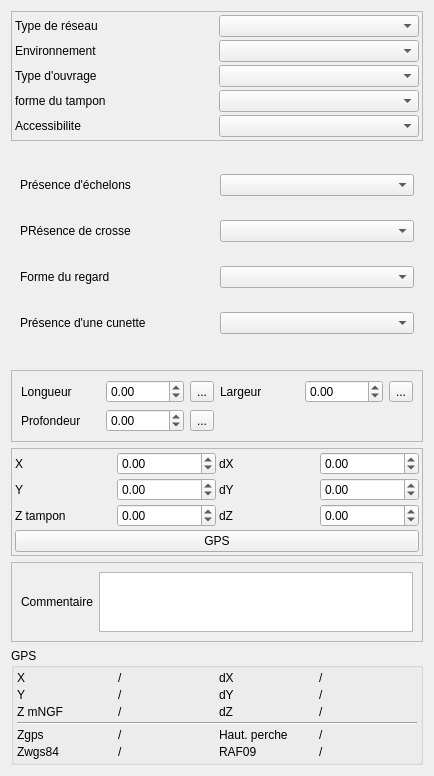
The window that Lamia/toolprepro/base2_assainissement/lamiabaseassainissement_noeud_tool_ui.ui (Artelia/Lamia) describes before a commit, drawn with Qt 5.
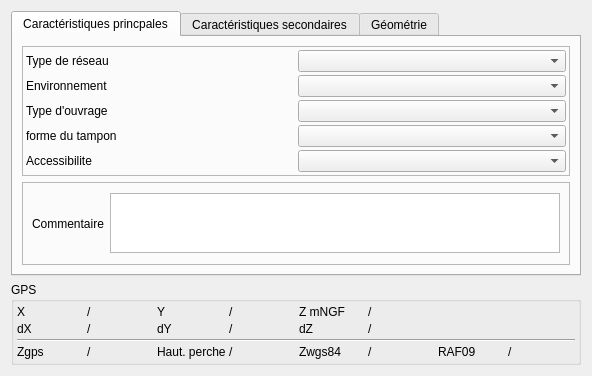
The same window after the commit. The open tabs and pages were chosen to show the change.

Patch:
```diff
--- a/Lamia/toolprepro/base2_assainissement/lamiabaseassainissement_noeud_tool_ui.ui
+++ b/Lamia/toolprepro/base2_assainissement/lamiabaseassainissement_noeud_tool_ui.ui
@@ -6,8 +6,8 @@
    <rect>
     <x>0</x>
     <y>0</y>
-    <width>434</width>
-    <height>729</height>
+    <width>592</width>
+    <height>353</height>
    </rect>
   </property>
   <property name="windowTitle">
@@ -15,6 +15,16 @@
   </property>
   <layout class="QVBoxLayout" name="verticalLayout">
    <item>
+    <widget class="QTabWidget" name="tabWidget_2">
+     <property name="currentIndex">
+      <number>0</number>
+     </property>
+     <widget class="QWidget" name="tab_6">
+      <attribute name="title">
+       <string>Caractéristiques princpales</string>
+      </attribute>
+      <layout class="QVBoxLayout" name="verticalLayout_3">
+       <item>
     <widget class="QFrame" name="frame">
      <property name="frameShape">
       <enum>QFrame::StyledPanel</enum>
@@ -83,6 +93,45 @@
     </widget>
    </item>
    <item>
+        <widget class="QFrame" name="frame_2">
+         <property name="frameShape">
+          <enum>QFrame::StyledPanel</enum>
+         </property>
+         <property name="frameShadow">
+          <enum>QFrame::Raised</enum>
+         </property>
+         <layout class="QHBoxLayout" name="horizontalLayout">
+          <item>
+           <widget class="QLabel" name="label_7">
+            <property name="text">
+             <string>Commentaire</string>
+            </property>
+           </widget>
+          </item>
+          <item>
+           <widget class="QTextBrowser" name="textBrowser_commentaire">
+            <property name="maximumSize">
+             <size>
+              <width>16777215</width>
+              <height>60</height>
+             </size>
+            </property>
+            <property name="readOnly">
+             <bool>false</bool>
+            </property>
+           </widget>
+          </item>
+         </layout>
+        </widget>
+       </item>
+      </layout>
+     </widget>
+     <widget class="QWidget" name="tab_7">
+      <attribute name="title">
+       <string>Caractéristiques secondaires</string>
+      </attribute>
+      <layout class="QVBoxLayout" name="verticalLayout_4">
+       <item>
     <widget class="QStackedWidget" name="stackedWidget">
      <property name="currentIndex">
       <number>3</number>
@@ -523,6 +572,13 @@
      <widget class="QWidget" name="autre"/>
     </widget>
    </item>
+      </layout>
+     </widget>
+     <widget class="QWidget" name="tab_8">
+      <attribute name="title">
+       <string>Géométrie</string>
+      </attribute>
+      <layout class="QVBoxLayout" name="verticalLayout_5">
    <item>
     <widget class="QFrame" name="frame_5">
      <property name="frameShape">
@@ -734,36 +790,8 @@
      </layout>
     </widget>
    </item>
-   <item>
-    <widget class="QFrame" name="frame_2">
-     <property name="frameShape">
-      <enum>QFrame::StyledPanel</enum>
-     </property>
-     <property name="frameShadow">
-      <enum>QFrame::Raised</enum>
-     </property>
-     <layout class="QHBoxLayout" name="horizontalLayout">
-      <item>
-       <widget class="QLabel" name="label_7">
-        <property name="text">
-         <string>Commentaire</string>
-        </property>
-       </widget>
-      </item>
-      <item>
-       <widget class="QTextBrowser" name="textBrowser_commentaire">
-        <property name="maximumSize">
-         <size>
-          <width>16777215</width>
-          <height>60</height>
-         </size>
-        </property>
-        <property name="readOnly">
-         <bool>false</bool>
-        </property>
-       </widget>
-      </item>
-     </layout>
+      </layout>
+     </widget>
     </widget>
    </item>
    <item>
@@ -784,132 +812,141 @@
      <property name="title">
       <string>GPS</string>
      </property>
-     <layout class="QGridLayout" name="gridLayout_4">
-      <property name="margin">
+     <layout class="QGridLayout" name="gridLayout_17">
+      <property name="leftMargin">
+       <number>3</number>
+      </property>
+      <property name="topMargin">
+       <number>3</number>
+      </property>
+      <property name="rightMargin">
+       <number>3</number>
+      </property>
+      <property name="bottomMargin">
        <number>3</number>
       </property>
       <property name="spacing">
        <number>3</number>
       </property>
-      <item row="4" column="1">
-       <widget class="QLabel" name="label_zgps">
+      <item row="0" column="3">
+       <widget class="QLabel" name="label_Y">
         <property name="text">
          <string>/</string>
         </property>
        </widget>
       </item>
-      <item row="5" column="3">
-       <widget class="QLabel" name="label_raf09">
+      <item row="0" column="2">
+       <widget class="QLabel" name="label_64">
         <property name="text">
+         <string>Y</string>
+        </property>
+       </widget>
+      </item>
+      <item row="1" column="5">
+       <widget class="QLabel" name="label_dZ">
+        <property name="text">
          <string>/</string>
         </property>
        </widget>
       </item>
-      <item row="5" column="2">
-       <widget class="QLabel" name="label_20">
+      <item row="0" column="5">
+       <widget class="QLabel" name="label_Z">
+        <property name="text">
+         <string>/</string>
+        </property>
+       </widget>
+      </item>
+      <item row="1" column="1">
+       <widget class="QLabel" name="label_dX">
+        <property name="text">
+         <string>/</string>
+        </property>
+       </widget>
+      </item>
+      <item row="3" column="6">
+       <widget class="QLabel" name="label_61">
         <property name="text">
          <string>RAF09</string>
         </property>
        </widget>
       </item>
-      <item row="4" column="0">
-       <widget class="QLabel" name="label_4">
+      <item row="1" column="4">
+       <widget class="QLabel" name="label_68">
+        <property name="text">
+         <string>dZ</string>
+        </property>
+       </widget>
+      </item>
+      <item row="1" column="0">
+       <widget class="QLabel" name="label_65">
+        <property name="text">
+         <string>dX</string>
+        </property>
+       </widget>
+      </item>
+      <item row="1" column="2">
+       <widget class="QLabel" name="label_67">
+        <property name="text">
+         <string>dY</string>
+        </property>
+       </widget>
+      </item>
+      <item row="1" column="3">
+       <widget class="QLabel" name="label_dY">
+        <property name="text">
+         <string>/</string>
+        </property>
+       </widget>
+      </item>
+      <item row="3" column="0">
+       <widget class="QLabel" name="label_62">
         <property name="text">
          <string>Zgps</string>
         </property>
        </widget>
       </item>
-      <item row="5" column="1">
+      <item row="0" column="4">
+       <widget class="QLabel" name="label_66">
+        <property name="text">
+         <string>Z mNGF</string>
+        </property>
+       </widget>
+      </item>
+      <item row="3" column="1">
+       <widget class="QLabel" name="label_zgps">
+        <property name="text">
+         <string>/</string>
+        </property>
+       </widget>
+      </item>
+      <item row="3" column="3">
+       <widget class="QLabel" name="label_hautperche">
+        <property name="text">
+         <string>/</string>
+        </property>
+       </widget>
+      </item>
+      <item row="3" column="2">
+       <widget class="QLabel" name="label_70">
+        <property name="text">
+         <string>Haut. perche</string>
+        </property>
+       </widget>
+      </item>
+      <item row="3" column="5">
        <widget class="QLabel" name="label_zwgs84">
         <property name="text">
          <string>/</string>
         </property>
        </widget>
       </item>
-      <item row="5" column="0">
-       <widget class="QLabel" name="label_17">
+      <item row="3" column="4">
+       <widget class="QLabel" name="label_63">
         <property name="text">
          <string>Zwgs84</string>
         </property>
        </widget>
       </item>
-      <item row="2" column="1">
-       <widget class="QLabel" name="label_Z">
-        <property name="text">
-         <string>/</string>
-        </property>
-       </widget>
-      </item>
-      <item row="1" column="0">
-       <widget class="QLabel" name="label_9">
-        <property name="text">
-         <string>Y</string>
-        </property>
-       </widget>
-      </item>
-      <item row="0" column="3">
-       <widget class="QLabel" name="label_dX">
-        <property name="text">
-         <string>/</string>
-        </property>
-       </widget>
-      </item>
-      <item row="0" column="2">
-       <widget class="QLabel" name="label_10">
-        <property name="text">
-         <string>dX</string>
-        </property>
-       </widget>
-      </item>
-      <item row="2" column="0">
-       <widget class="QLabel" name="label_11">
-        <property name="text">
-         <string>Z mNGF</string>
-        </property>
-       </widget>
-      </item>
-      <item row="1" column="2">
-       <widget class="QLabel" name="label_12">
-        <property name="text">
-         <string>dY</string>
-        </property>
-       </widget>
-      </item>
-      <item row="1" column="3">
-       <widget class="QLabel" name="label_dY">
-        <property name="text">
-         <string>/</string>
-        </property>
-       </widget>
-      </item>
-      <item row="1" column="1">
-       <widget class="QLabel" name="label_Y">
-        <property name="text">
-         <string>/</string>
-        </property>
-       </widget>
-      </item>
-      <item row="2" column="2">
-       <widget class="QLabel" name="label_13">
-        <property name="text">
-         <string>dZ</string>
-        </property>
-       </widget>
-      </item>
-      <item row="0" column="0">
-       <widget class="QLabel" name="label_14">
-        <property name="text">
-         <string>X</string>
-        </property>
-       </widget>
-      </item>
-      <item row="2" column="3">
-       <widget class="QLabel" name="label_dZ">
-        <property name="text">
-         <string>/</string>
-        </property>
-       </widget>
-      </item>
       <item row="0" column="1">
        <widget class="QLabel" name="label_X">
         <property name="text">
@@ -917,27 +954,27 @@
         </property>
        </widget>
       </item>
-      <item row="3" column="0" colspan="4">
+      <item row="0" column="0">
+       <widget class="QLabel" name="label_69">
+        <property name="text">
+         <string>X</string>
+        </property>
+       </widget>
+      </item>
+      <item row="3" column="7">
+       <widget class="QLabel" name="label_raf09">
+        <property name="text">
+         <string>/</string>
+        </property>
+       </widget>
+      </item>
+      <item row="2" column="0" colspan="8">
        <widget class="Line" name="line">
         <property name="orientation">
          <enum>Qt::Horizontal</enum>
         </property>
        </widget>
       </item>
-      <item row="4" column="2">
-       <widget class="QLabel" name="label_19">
-        <property name="text">
-         <string>Haut. perche</string>
-        </property>
-       </widget>
-      </item>
-      <item row="4" column="3">
-       <widget class="QLabel" name="label_hautperche">
-        <property name="text">
-         <string>/</string>
-        </property>
-       </widget>
-      </item>
      </layout>
     </widget>
    </item>
```
Left out of the diff: 39 changed lines with no effect on the pictures. Lines whose indentation alone changed are shown as unchanged.
